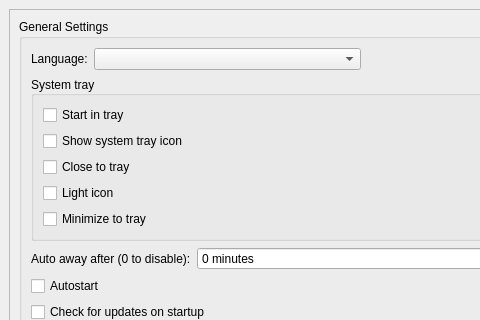
Before: the Qt Designer form src/widget/form/settings/generalsettings.ui in qTox/qTox, drawn with Qt 5; both pictures show x 0 to 480 and y 0 to 320 of the 673 by 1100 pixel window.
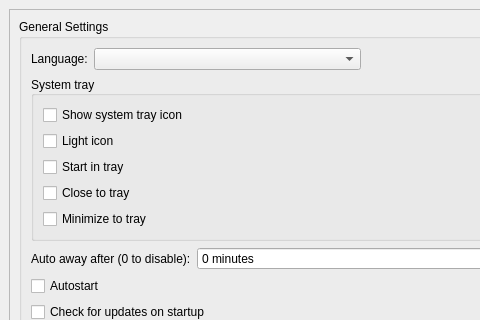
After: the same form once the commit is applied. Custom widgets are drawn as their Qt base class.

The edit to the form file:
```diff
--- a/src/widget/form/settings/generalsettings.ui
+++ b/src/widget/form/settings/generalsettings.ui
@@ -39,8 +39,8 @@
        <rect>
         <x>0</x>
         <y>0</y>
-        <width>653</width>
-        <height>1150</height>
+        <width>639</width>
+        <height>1163</height>
        </rect>
       </property>
       <layout class="QVBoxLayout" name="verticalLayout_4" stretch="0,0,0,1">
@@ -107,6 +107,32 @@
             <layout class="QHBoxLayout" name="horizontalLayout_2">
              <item>
               <layout class="QVBoxLayout" name="trayOptionsLayout">
+               <item>
+                <widget class="QCheckBox" name="showSystemTray">
+                 <property name="mouseTracking">
+                  <bool>false</bool>
+                 </property>
+                 <property name="focusPolicy">
+                  <enum>Qt::NoFocus</enum>
+                 </property>
+                 <property name="autoFillBackground">
+                  <bool>false</bool>
+                 </property>
+                 <property name="text">
+                  <string>Show system tray icon</string>
+                 </property>
+                </widget>
+               </item>
+               <item>
+                <widget class="QCheckBox" name="lightTrayIcon">
+                 <property name="toolTip">
+                  <string comment="toolTip for light icon setting">Enable light tray icon.</string>
+                 </property>
+                 <property name="text">
+                  <string>Light icon</string>
+                 </property>
+                </widget>
+               </item>
                <item>
                 <widget class="QCheckBox" name="startInTray">
                  <property name="sizePolicy">
@@ -123,13 +149,6 @@
                  </property>
                 </widget>
                </item>
-               <item>
-                <widget class="QCheckBox" name="showSystemTray">
-                 <property name="text">
-                  <string>Show system tray icon</string>
-                 </property>
-                </widget>
-               </item>
                <item>
                 <widget class="QCheckBox" name="closeToTray">
                  <property name="sizePolicy">
@@ -147,16 +166,6 @@
                  </property>
                 </widget>
                </item>
-               <item>
-                <widget class="QCheckBox" name="lightTrayIcon">
-                 <property name="toolTip">
-                  <string comment="toolTip for light icon setting">Enable light tray icon.</string>
-                 </property>
-                 <property name="text">
-                  <string>Light icon</string>
-                 </property>
-                </widget>
-               </item>
                <item>
                 <widget class="QCheckBox" name="minimizeToTray">
                  <property name="sizePolicy">
```
